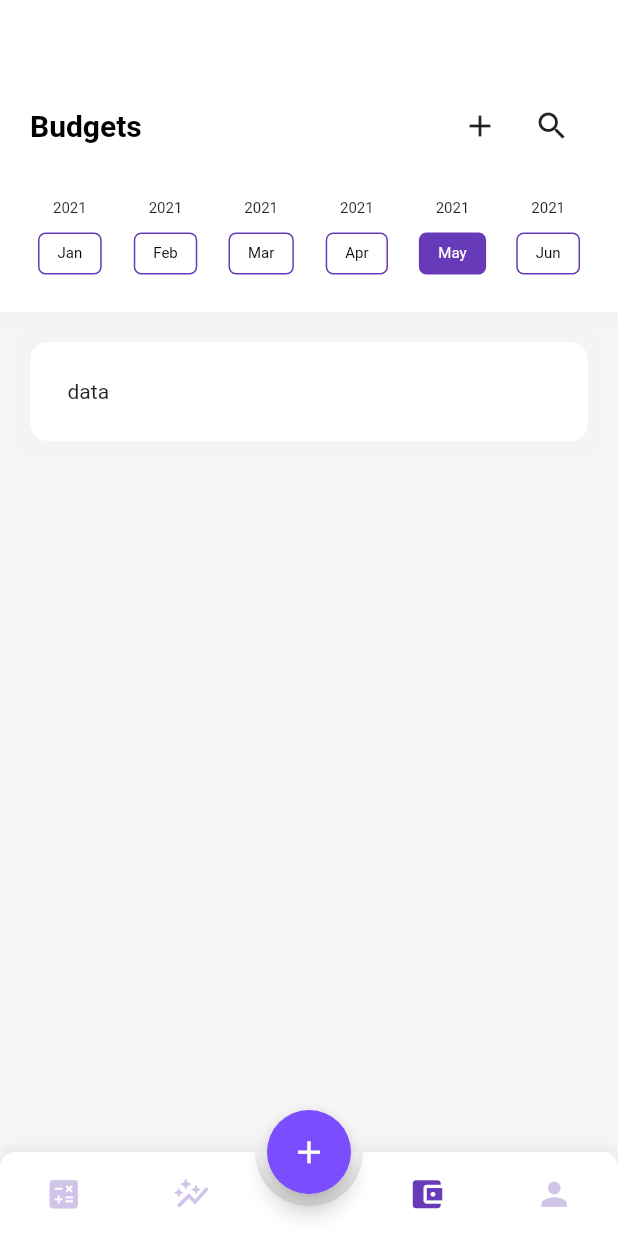
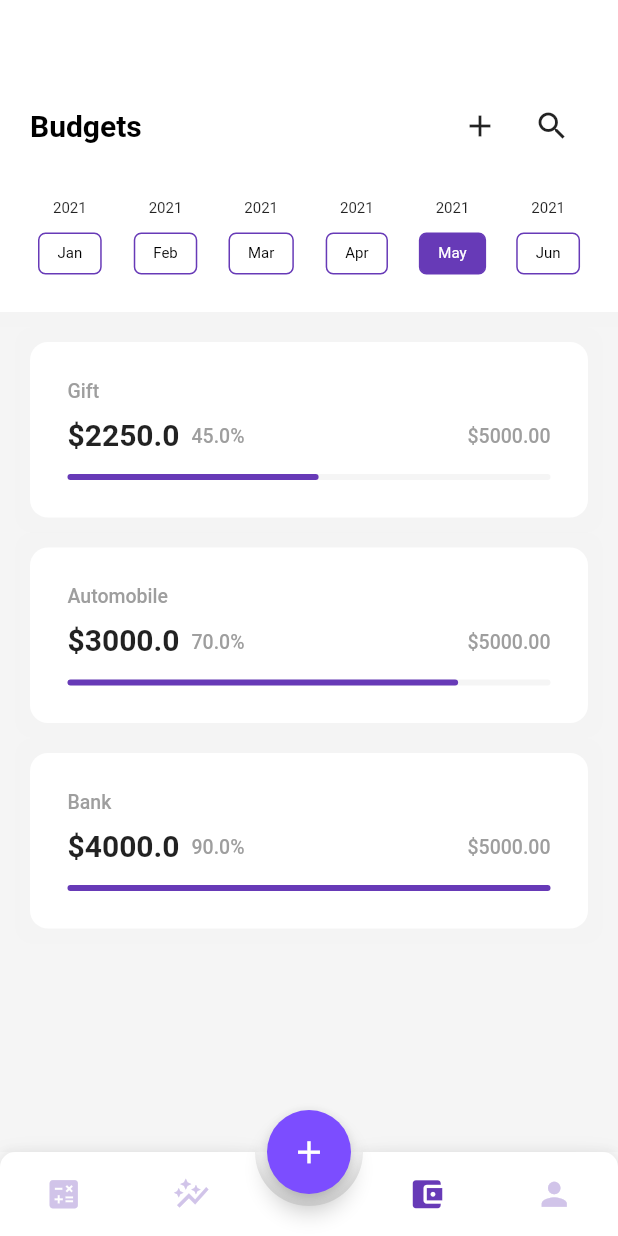
Before and after one commit to chrisd666/finance-manager-app, a Flutter app: the screen it shows after launch, item 3 of the bottom bar chosen, on a phone screen of 412 x 824 dp. Run offline on Flutter 3.47's test engine with Material 2 defaults, Android fonts, the phone set to English and light mode, and no system bars; drawn by our look-alikes of animated_bottom_navigation_bar; our stand-ins replace fl_chart, jiffy.

Commit message:
budget screen

```diff
--- a/lib/screens/budget_screen.dart
+++ b/lib/screens/budget_screen.dart
@@ -1,3 +1,4 @@
+import 'package:finance_manager/models/Budget.dart';
 import 'package:finance_manager/models/Tranasction_dates.dart';
 import 'package:flutter/material.dart';
 
@@ -107,8 +108,10 @@ class _BudgetScreenState extends State<BudgetScreen> {
           SizedBox(
             height: 20,
           ),
-          Padding(
-            padding: const EdgeInsets.symmetric(horizontal: 20),
+          Column(
+            children: List.generate(budgets.length, (index) {
+              return Padding(
+                padding: const EdgeInsets.only(left: 20, right: 20, bottom: 20),
                 child: Container(
                   width: double.infinity,
                   decoration: BoxDecoration(
@@ -124,10 +127,81 @@ class _BudgetScreenState extends State<BudgetScreen> {
                     padding: const EdgeInsets.all(25),
                     child: Column(
                       crossAxisAlignment: CrossAxisAlignment.start,
-                  children: [Text("data")],
+                      children: [
+                        Text(
+                          budgets[index].name,
+                          style: TextStyle(
+                              fontWeight: FontWeight.w500,
+                              fontSize: 13,
+                              color: Colors.grey),
+                        ),
+                        SizedBox(
+                          height: 10,
+                        ),
+                        Row(
+                          mainAxisAlignment: MainAxisAlignment.spaceBetween,
+                          children: [
+                            Row(
+                              children: [
+                                Text(
+                                  "\$${budgets[index].price}",
+                                  style: TextStyle(
+                                      fontSize: 20,
+                                      fontWeight: FontWeight.bold),
+                                ),
+                                SizedBox(
+                                  width: 8,
+                                ),
+                                Padding(
+                                  padding: const EdgeInsets.only(top: 3),
+                                  child: Text(
+                                    "${budgets[index].percentage * 100}%",
+                                    style: TextStyle(
+                                        fontWeight: FontWeight.w500,
+                                        fontSize: 13,
+                                        color: Colors.grey),
+                                  ),
+                                ),
+                              ],
+                            ),
+                            Padding(
+                              padding: const EdgeInsets.only(top: 3),
+                              child: Text(
+                                "\$5000.00",
+                                style: TextStyle(
+                                    fontWeight: FontWeight.w500,
+                                    fontSize: 13,
+                                    color: Colors.grey),
+                              ),
+                            ),
+                          ],
+                        ),
+                        SizedBox(
+                          height: 15,
+                        ),
+                        Stack(
+                          children: [
+                            Container(
+                                width: size.width - 40,
+                                height: 4,
+                                decoration: BoxDecoration(
+                                    color: Colors.grey.withOpacity(0.1),
+                                    borderRadius: BorderRadius.circular(5))),
+                            Container(
+                                width: (size.width - 40) *
+                                    budgets[index].percentage,
+                                height: 4,
+                                decoration: BoxDecoration(
+                                    color: Theme.of(context).primaryColor,
+                                    borderRadius: BorderRadius.circular(5)))
+                          ],
+                        )
+                      ],
                     ),
                   ),
                 ),
+              );
+            }),
           )
         ],
       ),
```
Lines whose indentation alone changed are shown as unchanged.
